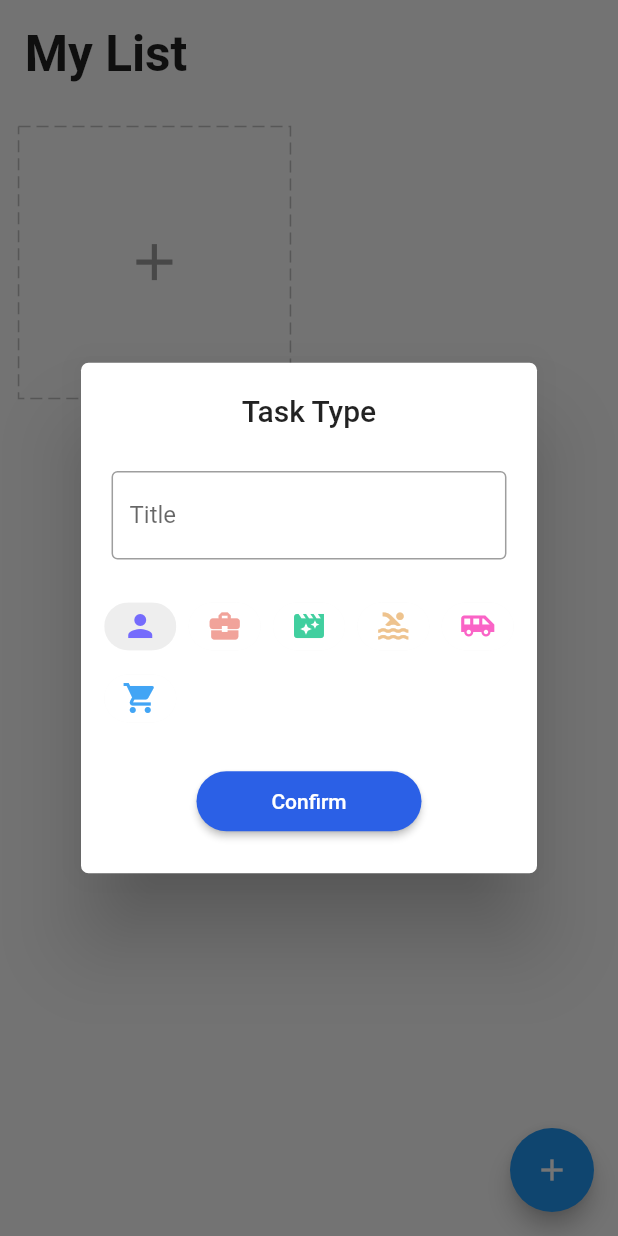
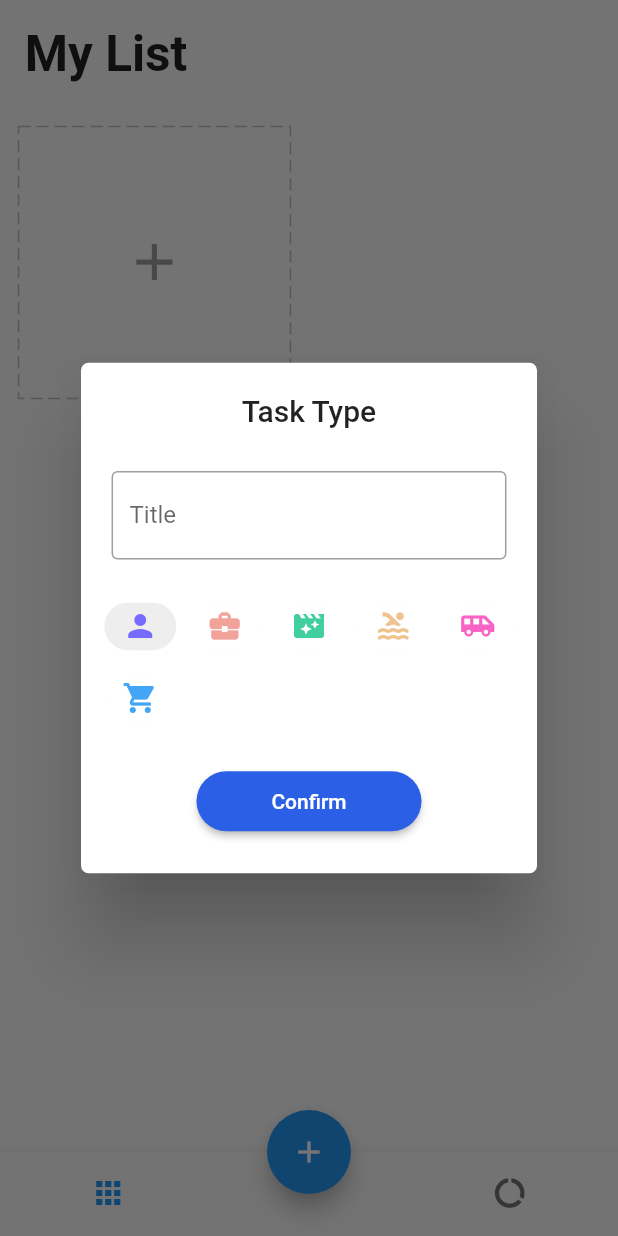
Before and after one commit to Baw-bits/baw_todo, a Flutter app: the screen it shows after launch, after a tap on the "add" icon, on a phone screen of 412 x 824 dp. Run offline on Flutter 3.47's test engine with Material 2 defaults, Android fonts, the phone set to English and light mode, and no system bars; drawn by our look-alikes of dotted_border; our stand-ins replace equatable, flutter_easyloading, get, get_storage, step_progress_indicator.

Commit message:
Last Commit

```diff
--- a/lib/app/modules/home/controller.dart
+++ b/lib/app/modules/home/controller.dart
@@ -11,6 +11,7 @@ class HomeController extends GetxController {
   final formKey = GlobalKey<FormState>();
   final edittingController = TextEditingController();
   final chipIndex = 0.obs;
+  final tabIndex = 0.obs;
   final deleting = false.obs;
   final tasks = <Task>[].obs;
   final task = Rx<Task?>(null);
@@ -28,6 +29,10 @@ class HomeController extends GetxController {
   void onClose() {
     edittingController.dispose();
     super.onClose();
+  }
+
+  void changeTabIndex(int index) {
+    tabIndex.value = index;
   }
 
   void changeChipIndex(int value) {
@@ -121,4 +126,49 @@ class HomeController extends GetxController {
     doingTodos.refresh();
     doneTodos.refresh();
   }
+
+  void deleteDoneTodo(dynamic doneTodo) {
+    int index = doneTodos
+        .indexWhere((element) => mapEquals<String, dynamic>(doneTodo, element));
+    doneTodos.removeAt(index);
+    doneTodos.refresh();
+  }
+
+  bool isTodosEmpty(Task task) {
+    return task.todos == null || task.todos!.isEmpty;
+  }
+
+  int getDoneTodo(Task task) {
+    var res = 0;
+    for (int i = 0; i < task.todos!.length; i++) {
+      if (task.todos![i]['done'] == true) {
+        res += 1;
+      }
+    }
+    return res;
+  }
+
+  int getTotalTask() {
+    var res = 0;
+    for (int i = 0; i < tasks.length; i++) {
+      if (tasks[i].todos != null) {
+        res += tasks[i].todos!.length;
+      }
+    }
+    return res;
+  }
+
+  int getTotalDoneTask() {
+    var res = 0;
+    for (int i = 0; i < tasks.length; i++) {
+      if (tasks[i].todos != null) {
+        for (int j = 0; j < tasks[i].todos!.length; j++) {
+          if (tasks[i].todos![j]['done'] == true) {
+            res += 1;
+          }
+        }
+      }
+    }
+    return res;
+  }
 }
--- a/lib/app/modules/home/view.dart
+++ b/lib/app/modules/home/view.dart
@@ -3,6 +3,7 @@ import 'package:baw_todo/app/modules/home/controller.dart';
 import 'package:baw_todo/app/modules/home/widget/add_card.dart';
 import 'package:baw_todo/app/modules/home/widget/add_dialog.dart';
 import 'package:baw_todo/app/modules/home/widget/task_card.dart';
+import 'package:baw_todo/app/modules/report/view.dart';
 import 'package:flutter/material.dart';
 import 'package:flutter_easyloading/flutter_easyloading.dart';
 import 'package:get/get.dart';
@@ -15,7 +16,9 @@ class HomePage extends GetView<HomeController> {
   @override
   Widget build(BuildContext context) {
     return Scaffold(
-      body: SafeArea(
+      body: Obx(
+        () => IndexedStack(index: controller.tabIndex.value, children: [
+          SafeArea(
             child: ListView(
               children: [
                 Padding(
@@ -41,7 +44,8 @@ class HomePage extends GetView<HomeController> {
                                     controller.changeDeleting(true),
                                 onDraggableCanceled: (_, __) =>
                                     controller.changeDeleting(false),
-                            onDragEnd: (_) => controller.changeDeleting(false),
+                                onDragEnd: (_) =>
+                                    controller.changeDeleting(false),
                                 child: TaskCard(task: element),
                                 feedback: Opacity(
                                   opacity: 0.8,
@@ -55,6 +59,9 @@ class HomePage extends GetView<HomeController> {
                 )
               ],
             ),
+          ),
+          ReportPage(),
+        ]),
       ),
       floatingActionButton: DragTarget<Task>(
         builder: (_, __, ___) {
@@ -78,6 +85,36 @@ class HomePage extends GetView<HomeController> {
           EasyLoading.showSuccess('Delete Successful');
         },
       ),
+      floatingActionButtonLocation: FloatingActionButtonLocation.centerDocked,
+      bottomNavigationBar: Theme(
+        data: ThemeData(
+            splashColor: Colors.transparent,
+            highlightColor: Colors.transparent),
+        child: Obx(
+          () => BottomNavigationBar(
+            onTap: (int index) => controller.changeTabIndex(index),
+            currentIndex: controller.tabIndex.value,
+            showSelectedLabels: false,
+            showUnselectedLabels: false,
+            items: [
+              BottomNavigationBarItem(
+                label: 'Home',
+                icon: Padding(
+                  padding: EdgeInsets.only(right: 15.0.wp),
+                  child: const Icon(Icons.apps),
+                ),
+              ),
+              BottomNavigationBarItem(
+                label: 'Report',
+                icon: Padding(
+                  padding: EdgeInsets.only(left: 15.0.wp),
+                  child: const Icon(Icons.data_usage),
+                ),
+              ),
+            ],
+          ),
+        ),
+      ),
     );
   }
 }
--- a/lib/app/modules/home/widget/add_dialog.dart
+++ b/lib/app/modules/home/widget/add_dialog.dart
@@ -10,7 +10,9 @@ class AddDialog extends StatelessWidget {
 
   @override
   Widget build(BuildContext context) {
-    return Scaffold(
+    return WillPopScope(
+      onWillPop: () async => false,
+      child: Scaffold(
         body: Form(
           key: homeCtrl.formKey,
           child: ListView(
@@ -137,6 +139,7 @@ class AddDialog extends StatelessWidget {
             ],
           ),
         ),
+      ),
     );
   }
 }
--- a/lib/app/modules/home/widget/details/doing_list.dart
+++ b/lib/app/modules/home/widget/details/doing_list.dart
@@ -51,6 +51,9 @@ class DoingList extends StatelessWidget {
                               padding: EdgeInsets.symmetric(horizontal: 4.0.wp),
                               child: Text(
                                 element['title'],
+                                style: TextStyle(
+                                  fontSize: 12.0.sp,
+                                ),
                                 overflow: TextOverflow.ellipsis,
                               ),
                             )
--- /dev/null
+++ b/lib/app/modules/report/view.dart
@@ -0,0 +1,144 @@
+import 'package:baw_todo/app/core/utils/extensions.dart';
+import 'package:baw_todo/app/modules/home/controller.dart';
+import 'package:flutter/cupertino.dart';
+import 'package:flutter/material.dart';
+import 'package:get/get.dart';
+import 'package:intl/intl.dart';
+import 'package:step_progress_indicator/step_progress_indicator.dart';
+
+import '../../core/values/colors.dart';
+
+class ReportPage extends StatelessWidget {
+  final homeCtrl = Get.find<HomeController>();
+  ReportPage({Key? key}) : super(key: key);
+
+  @override
+  Widget build(BuildContext context) {
+    return Scaffold(
+      body: SafeArea(
+        child: Obx(() {
+          var createdTask = homeCtrl.getTotalTask();
+          var completedTask = homeCtrl.getTotalDoneTask();
+          var liveTasks = createdTask - completedTask;
+          var percentage =
+              (completedTask / createdTask * 100).toStringAsFixed(0);
+          return ListView(
+            children: [
+              Padding(
+                padding: EdgeInsets.all(4.0.wp),
+                child: Text(
+                  'My Report',
+                  style: TextStyle(
+                    fontWeight: FontWeight.bold,
+                    fontSize: 24.0.sp,
+                  ),
+                ),
+              ),
+              Padding(
+                padding: EdgeInsets.symmetric(horizontal: 4.0.wp),
+                child: Text(
+                  DateFormat.yMMMd().format(DateTime.now()),
+                  style: TextStyle(fontSize: 14.0.sp, color: Colors.grey),
+                ),
+              ),
+              Padding(
+                padding:
+                    EdgeInsets.symmetric(horizontal: 4.0.wp, vertical: 3.0.wp),
+                child: const Divider(
+                  thickness: 2,
+                ),
+              ),
+              Padding(
+                padding:
+                    EdgeInsets.symmetric(horizontal: 5.0.wp, vertical: 3.0.wp),
+                child: Row(
+                  mainAxisAlignment: MainAxisAlignment.spaceBetween,
+                  children: [
+                    _buildStatus(Colors.green, liveTasks, 'Live Tasks'),
+                    _buildStatus(Colors.orange, completedTask, 'Completed'),
+                    _buildStatus(Colors.blue, createdTask, 'Created')
+                  ],
+                ),
+              ),
+              SizedBox(
+                height: 8.0.wp,
+              ),
+              UnconstrainedBox(
+                child: SizedBox(
+                    width: 70.0.wp,
+                    height: 70.0.wp,
+                    child: CircularStepProgressIndicator(
+                      stepSize: 20,
+                      totalSteps: createdTask == 0 ? 1 : createdTask,
+                      currentStep: completedTask,
+                      selectedColor: green,
+                      unselectedColor: Colors.grey[200],
+                      padding: 0,
+                      width: 150,
+                      height: 150,
+                      selectedStepSize: 22,
+                      roundedCap: (_, __) => true,
+                      child: Column(
+                        mainAxisAlignment: MainAxisAlignment.center,
+                        children: [
+                          Text(
+                            '${createdTask == 0 ? 0 : percentage}%',
+                            style: TextStyle(
+                                fontSize: 20.0.sp, fontWeight: FontWeight.bold),
+                          ),
+                          SizedBox(
+                            height: 1.0.wp,
+                          ),
+                          Text(
+                            'Efficiency',
+                            style: TextStyle(
+                                fontWeight: FontWeight.bold,
+                                color: Colors.grey),
+                          )
+                        ],
+                      ),
+                    )),
+              )
+            ],
+          );
+        }),
+      ),
+    );
+  }
+
+  Row _buildStatus(Color color, int number, String text) {
+    return Row(
+      crossAxisAlignment: CrossAxisAlignment.start,
+      children: [
+        Container(
+          height: 3.0.wp,
+          width: 3.0.wp,
+          decoration: BoxDecoration(
+            shape: BoxShape.circle,
+            border: Border.all(width: 0.5.wp, color: color),
+          ),
+        ),
+        SizedBox(width: 3.0.wp),
+        Column(
+          crossAxisAlignment: CrossAxisAlignment.start,
+          children: [
+            Text(
+              '$number',
+              style: TextStyle(
+                fontSize: 16.0.sp,
+                fontWeight: FontWeight.bold,
+              ),
+            ),
+            SizedBox(
+              height: 2.0.wp,
+            ),
+            Text(
+              text,
+              style: TextStyle(fontSize: 12.0.sp, color: Colors.grey),
+            ),
+          ],
+        )
+      ],
+    );
+  }
+}
--- a/pubspec.yaml
+++ b/pubspec.yaml
@@ -31,6 +31,7 @@ dependencies:
   flutter_easyloading: ^3.0.5
   dotted_border:
   step_progress_indicator:
+  intl:
 
 dev_dependencies:
   flutter_test:
```
Also changed, not shown: lib/app/modules/detail/detail_page.dart (added, +141 -0 lines), lib/app/modules/home/widget/detail_page.dart (deleted, +0 -137 lines), lib/app/modules/home/widget/details/done_list.dart (+49 -1 lines), lib/app/modules/home/widget/task_card.dart (+4 -3 lines), pubspec.lock. Lines whose indentation alone changed are shown as unchanged.
